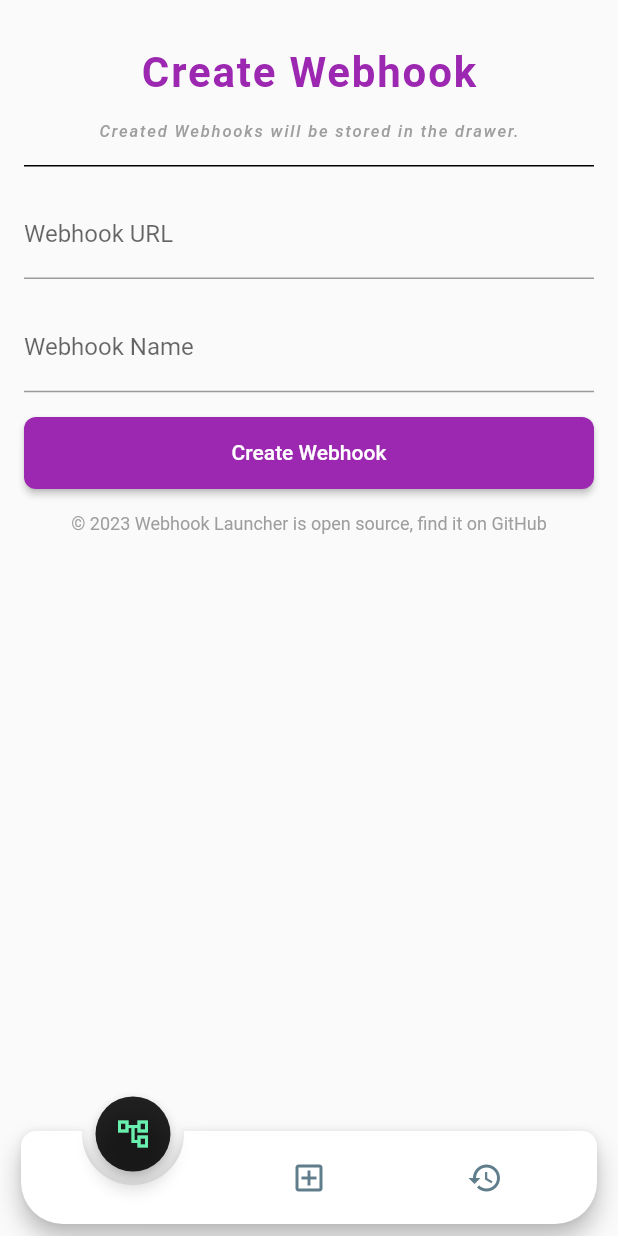
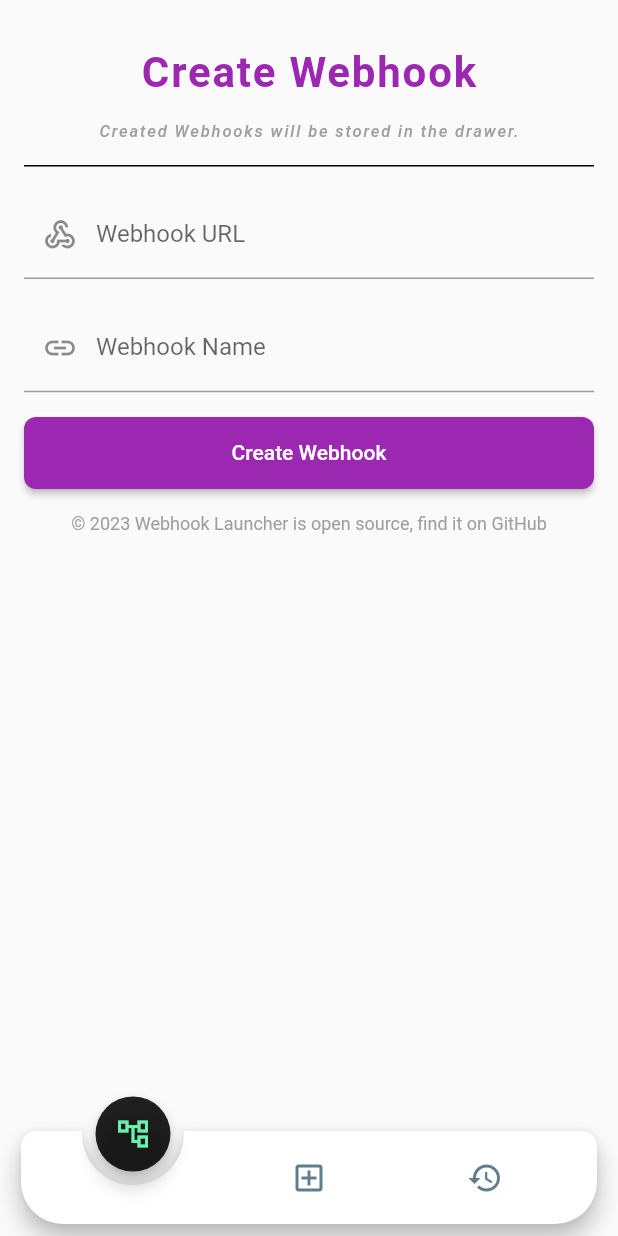
Before and after one commit to Na5co/Webhook-Mobile-Launcher, a Flutter app: the screen it shows after launch, swiped to page 2, on a phone screen of 412 x 824 dp. Run offline on Flutter 3.47's test engine with Material 2 defaults, Android fonts, the phone set to English and light mode, and no system bars; drawn by our look-alikes of animated_notch_bottom_bar; our stand-ins replace dio, flutter_riverpod, glassmorphism, hive_flutter; accounts and stored records are empty; Roboto replaces fonts that are missing (Montserrat, Raleway).

Commit message:
adding icons to form

```diff
--- a/lib/main.dart
+++ b/lib/main.dart
@@ -80,9 +80,11 @@ class MyHomePage extends ConsumerWidget {
 
     final List<Widget> bottomBarPages = [
       const Scaffold(
+        resizeToAvoidBottomInset: false,
         body: WebHookListWidget(),
       ),
       const Scaffold(
+        resizeToAvoidBottomInset: false,
         body: CreateWebHookForm(),
       ),
     ];
--- a/lib/pages/webhook_creation.dart
+++ b/lib/pages/webhook_creation.dart
@@ -49,6 +49,7 @@ class CreateWebHookForm extends ConsumerWidget {
           WebHookTextField(
             controller: urlController,
             labelText: 'Webhook URL',
+            icon: const Icon(Icons.webhook),
             validator: (value) =>
                 urlValidator(value ?? '') ? null : 'Invalid URL',
           ),
@@ -56,6 +57,7 @@ class CreateWebHookForm extends ConsumerWidget {
             padding: EdgeInsets.symmetric(vertical: verticalSpacing),
             child: WebHookTextField(
               controller: nameController,
+              icon: const Icon(Icons.link),
               labelText: 'Webhook Name',
             ),
           ),
--- a/lib/widgets/form/webhook_text_field.dart
+++ b/lib/widgets/form/webhook_text_field.dart
@@ -3,12 +3,14 @@ import 'package:flutter/material.dart';
 class WebHookTextField extends StatelessWidget {
   final TextEditingController controller;
   final String labelText;
+  final Icon? icon;
   final FormFieldValidator<String>? validator; // Add the validator parameter
 
   const WebHookTextField({
     super.key,
     required this.controller,
     required this.labelText,
+    this.icon,
     this.validator, // Accept the validator parameter in the constructor
   });
 
@@ -17,6 +19,7 @@ class WebHookTextField extends StatelessWidget {
     return TextFormField(
       controller: controller,
       decoration: InputDecoration(
+        prefixIcon: icon,
         labelText: labelText,
       ),
       validator: validator, // Use the provided validator
```
